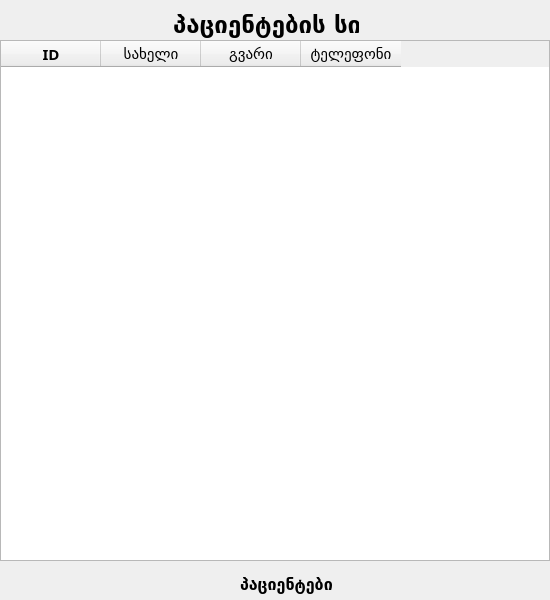
Old version of the form ui/patients_list.ui in the repository bekashvelidze/renew-commercial.
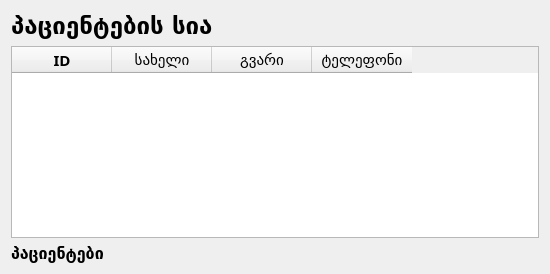
New version of the form.

```diff
--- a/ui/patients_list.ui
+++ b/ui/patients_list.ui
@@ -7,7 +7,7 @@
     <x>0</x>
     <y>0</y>
     <width>550</width>
-    <height>600</height>
+    <height>274</height>
    </rect>
   </property>
   <property name="windowTitle">
@@ -49,18 +49,27 @@
 }
 </string>
   </property>
+  <layout class="QGridLayout" name="gridLayout">
+   <item row="0" column="0">
+    <widget class="QLabel" name="main_label">
+     <property name="font">
+      <font>
+       <family>BPG Nino Mtavruli</family>
+       <pointsize>18</pointsize>
+       <weight>75</weight>
+       <bold>true</bold>
+      </font>
+     </property>
+     <property name="text">
+      <string>პაციენტების სია</string>
+     </property>
+    </widget>
+   </item>
+   <item row="1" column="0">
   <widget class="QTableWidget" name="patients_table">
    <property name="enabled">
     <bool>true</bool>
    </property>
-   <property name="geometry">
-    <rect>
-     <x>0</x>
-     <y>40</y>
-     <width>550</width>
-     <height>521</height>
-    </rect>
-   </property>
    <property name="font">
     <font>
      <family>BPG Nino Mtavruli</family>
@@ -123,36 +132,9 @@
     </property>
    </column>
   </widget>
-  <widget class="QLabel" name="main_label">
-   <property name="geometry">
-    <rect>
-     <x>173</x>
-     <y>10</y>
-     <width>186</width>
-     <height>28</height>
-    </rect>
-   </property>
-   <property name="font">
-    <font>
-     <family>BPG Nino Mtavruli</family>
-     <pointsize>18</pointsize>
-     <weight>75</weight>
-     <bold>true</bold>
-    </font>
-   </property>
-   <property name="text">
-    <string>პაციენტების სია</string>
-   </property>
-  </widget>
+   </item>
+   <item row="2" column="0">
   <widget class="QLabel" name="patients_num">
-   <property name="geometry">
-    <rect>
-     <x>240</x>
-     <y>570</y>
-     <width>301</width>
-     <height>28</height>
-    </rect>
-   </property>
    <property name="font">
     <font>
      <family>BPG Nino Mtavruli</family>
@@ -165,6 +147,8 @@
     <string>პაციენტები</string>
    </property>
   </widget>
+   </item>
+  </layout>
  </widget>
  <resources/>
  <connections/>
```
Lines whose indentation alone changed are shown as unchanged.
